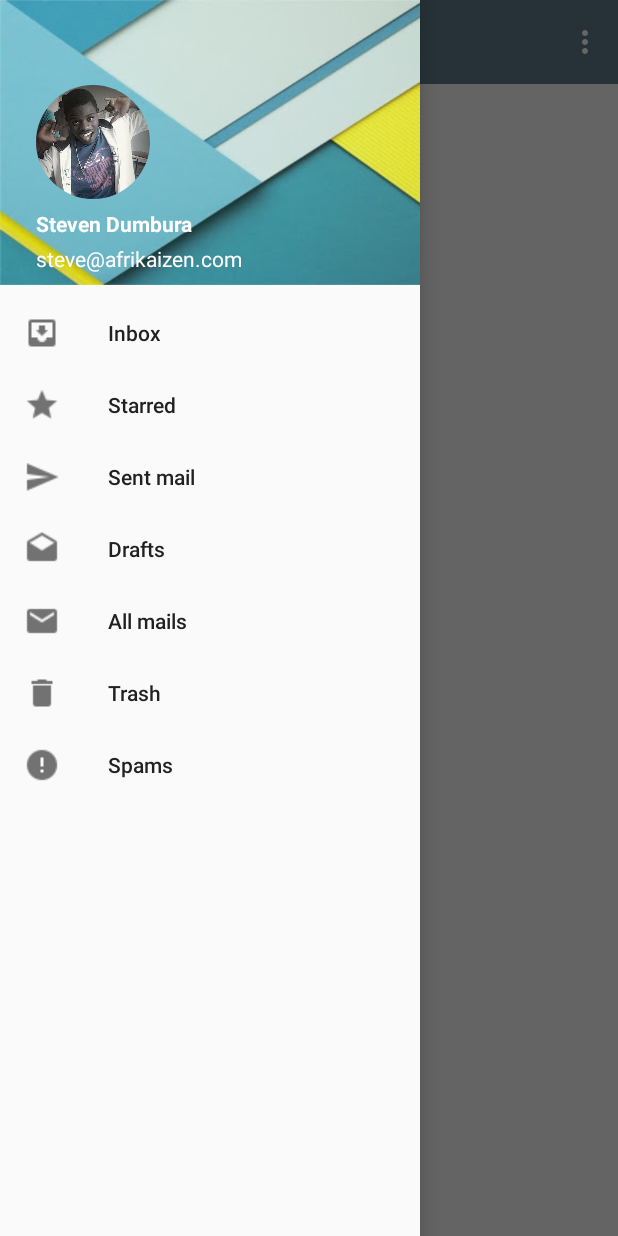
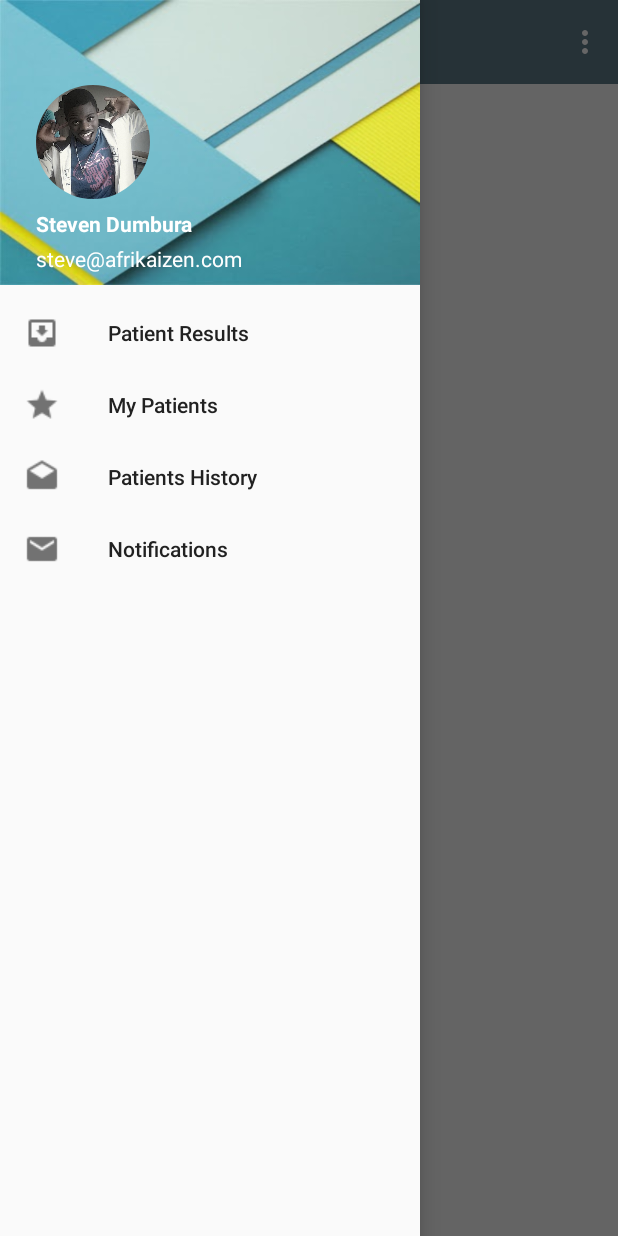
Before and after one commit to theTechRebel/KaizenMed-Android-App, an Android app: the MainActivity screen opened directly, with no data from a screen before it, with the side drawer open, on a phone screen of 412 x 824 dp. Run offline under Robolectric (Android 15) with nearby library versions, the phone set to English and light mode, and no system bars; our stand-ins replace CircleImageView; 2 statements that could not run were skipped.

Commit message:
added Preferences usage for automatic login added Doc name and ward to header added side drawer structure

```diff
--- a/app/src/main/java/com/afrikaizen/kaizenmed/activities/MainActivity.java
+++ b/app/src/main/java/com/afrikaizen/kaizenmed/activities/MainActivity.java
@@ -9,17 +9,21 @@ import android.support.v7.widget.Toolbar;
 import android.view.Menu;
 import android.view.MenuItem;
 import android.view.View;
+import android.widget.TextView;
 import android.widget.Toast;
 
 import com.afrikaizen.kaizenmed.R;
 import com.afrikaizen.kaizenmed.controllers.MainFragment;
+import com.afrikaizen.kaizenmed.singleton.AppPreferences;
 
 /**
  * Created by Steve on 07/08/2015.
  */
-public class MainActivity extends AppCompatActivity {
+public class MainActivity extends AppCompatActivity implements
+    NavigationView.OnNavigationItemSelectedListener{
 
     //Defining Variables
+    TextView doctorsName, ward;
     private Toolbar toolbar;
     private NavigationView navigationView;
     private DrawerLayout drawerLayout;
@@ -37,63 +41,12 @@ public class MainActivity extends AppCompatActivity {
         navigationView = (NavigationView) findViewById(R.id.navigation_view);
 
         //Setting Navigation View Item Selected Listener to handle the item click of the navigation menu
-        navigationView.setNavigationItemSelectedListener(new NavigationView.OnNavigationItemSelectedListener() {
+        navigationView.setNavigationItemSelectedListener(this);
 
-            // This method will trigger on item Click of navigation menu
-            @Override
-            public boolean onNavigationItemSelected(MenuItem menuItem) {
+        // Initializing Drawer Layout
+        drawerLayout = (DrawerLayout) findViewById(R.id.drawer);
 
-
-                //Checking if the item is in checked state or not, if not make it in checked state
-                if(menuItem.isChecked()) menuItem.setChecked(false);
-                else menuItem.setChecked(true);
-
-                //Closing drawer on item click
-                drawerLayout.closeDrawers();
-
-                //Check to see which item was being clicked and perform appropriate action
-                switch (menuItem.getItemId()){
-
-
-                    //Replacing the main content with ContentFragment Which is our Inbox View;
-                    case R.id.inbox:
-                        Toast.makeText(getApplicationContext(), "Inbox Selected", Toast.LENGTH_SHORT).show();
-                        MainFragment fragment = new MainFragment();
-                        android.support.v4.app.FragmentTransaction fragmentTransaction = getSupportFragmentManager().beginTransaction();
-                        fragmentTransaction.replace(R.id.frame,fragment);
-                        fragmentTransaction.commit();
-                        return true;
-
-                    // For rest of the options we just show a toast on click
-
-                    case R.id.starred:
-                        Toast.makeText(getApplicationContext(),"Stared Selected",Toast.LENGTH_SHORT).show();
-                        return true;
-                    case R.id.sent_mail:
-                        Toast.makeText(getApplicationContext(),"Send Selected",Toast.LENGTH_SHORT).show();
-                        return true;
-                    case R.id.drafts:
-                        Toast.makeText(getApplicationContext(),"Drafts Selected",Toast.LENGTH_SHORT).show();
-                        return true;
-                    case R.id.allmail:
-                        Toast.makeText(getApplicationContext(),"All Mail Selected",Toast.LENGTH_SHORT).show();
-                        return true;
-                    case R.id.trash:
-                        Toast.makeText(getApplicationContext(),"Trash Selected",Toast.LENGTH_SHORT).show();
-                        return true;
-                    case R.id.spam:
-                        Toast.makeText(getApplicationContext(),"Spam Selected",Toast.LENGTH_SHORT).show();
-                        return true;
-                    default:
-                        Toast.makeText(getApplicationContext(),"Somethings Wrong",Toast.LENGTH_SHORT).show();
-                        return true;
-
-                }
-            }
-        });
-
-        // Initializing Drawer Layout and ActionBarToggle
-        drawerLayout = (DrawerLayout) findViewById(R.id.drawer);
+        //initialise the ActionBarDrawerToggle
         ActionBarDrawerToggle actionBarDrawerToggle = new ActionBarDrawerToggle(this,drawerLayout,toolbar,R.string.openDrawer, R.string.closeDrawer){
 
             @Override
@@ -116,11 +69,11 @@ public class MainActivity extends AppCompatActivity {
         //calling sync state is necessay or else your hamburger icon wont show up
         actionBarDrawerToggle.syncState();
 
+        doctorsName = (TextView)findViewById(R.id.username_header);
+        ward = (TextView)findViewById(R.id.ward);
 
-
-
-
-
+        doctorsName.setText(AppPreferences.getInstance(this).getDoctorsName());
+        ward.setText("Ward Number: "+AppPreferences.getInstance(this).getDoctorsID());
     }
 
     @Override
@@ -144,4 +97,46 @@ public class MainActivity extends AppCompatActivity {
 
         return super.onOptionsItemSelected(item);
     }
+
+
+    //Implementation of the Navigation View Item Selected Listener handling the item click of the navigation menu
+    @Override
+    public boolean onNavigationItemSelected(MenuItem menuItem) {
+
+            //Checking if the item is in checked state or not, if not make it in checked state
+            if(menuItem.isChecked()) menuItem.setChecked(false);
+            else menuItem.setChecked(true);
+
+            //Closing drawer on item click
+            drawerLayout.closeDrawers();
+
+            //Check to see which item was being clicked and perform appropriate action
+            switch (menuItem.getItemId()){
+
+
+                //Replacing the main content with ContentFragment Which is our Inbox View;
+                case R.id.inbox:
+                    Toast.makeText(getApplicationContext(), "Inbox Selected", Toast.LENGTH_SHORT).show();
+                    MainFragment fragment = new MainFragment();
+                    android.support.v4.app.FragmentTransaction fragmentTransaction = getSupportFragmentManager().beginTransaction();
+                    fragmentTransaction.replace(R.id.frame,fragment);
+                    fragmentTransaction.commit();
+                    return true;
+
+                // For rest of the options we just show a toast on click
+                case R.id.sent_mail:
+                    Toast.makeText(getApplicationContext(),"Send Selected",Toast.LENGTH_SHORT).show();
+                    return true;
+                case R.id.drafts:
+                    Toast.makeText(getApplicationContext(),"Drafts Selected",Toast.LENGTH_SHORT).show();
+                    return true;
+                case R.id.allmail:
+                    Toast.makeText(getApplicationContext(),"All Mail Selected",Toast.LENGTH_SHORT).show();
+                    return true;
+                default:
+                    Toast.makeText(getApplicationContext(),"Somethings Wrong",Toast.LENGTH_SHORT).show();
+                    return true;
+
+            }
+        }
 }
--- a/app/src/main/res/layout/header.xml
+++ b/app/src/main/res/layout/header.xml
@@ -28,8 +28,8 @@
         android:textStyle="bold"
         android:gravity="left"
         android:paddingBottom="4dp"
-        android:id="@+id/username"
-        android:layout_above="@+id/email"
+        android:id="@+id/username_header"
+        android:layout_above="@+id/ward"
         android:layout_alignLeft="@+id/profile_image"
         android:layout_alignStart="@+id/profile_image" />
 
@@ -37,13 +37,13 @@
         android:layout_width="wrap_content"
         android:layout_height="wrap_content"
         android:text="steve@afrikaizen.com"
-        android:id="@+id/email"
+        android:id="@+id/ward"
         android:gravity="left"
         android:layout_marginBottom="8dp"
         android:textSize="14sp"
         android:textColor="#fff"
         android:layout_alignParentBottom="true"
-        android:layout_alignLeft="@+id/username"
-        android:layout_alignStart="@+id/username" />
+        android:layout_alignLeft="@+id/username_header"
+        android:layout_alignStart="@+id/username_header" />
 
 </RelativeLayout>
--- a/app/src/main/res/menu/drawer.xml
+++ b/app/src/main/res/menu/drawer.xml
@@ -10,15 +10,9 @@
             android:title="@string/inbox_string" />
 
         <item
-            android:id="@+id/starred"
+            android:id="@+id/sent_mail"
             android:checked="false"
             android:icon="@drawable/ic_star_black"
-            android:title="@string/starred_string" />
-
-        <item
-            android:id="@+id/sent_mail"
-            android:checked="false"
-            android:icon="@drawable/ic_send_black"
             android:title="@string/sent_mail_string" />
 
         <item
@@ -33,16 +27,6 @@
             android:checked="false"
             android:icon="@drawable/ic_email_black"
             android:title="@string/all_mail_string" />
-        <item
-            android:id="@+id/trash"
-            android:checked="false"
-            android:icon="@drawable/ic_delete_black"
-            android:title="@string/trash_string" />
-        <item
-            android:id="@+id/spam"
-            android:checked="false"
-            android:icon="@drawable/ic_error_black"
-            android:title="@string/spam_string" />
 
     </group>
 </menu>
--- a/app/src/main/res/values/strings.xml
+++ b/app/src/main/res/values/strings.xml
@@ -1,17 +1,11 @@
 <resources>
     <string name="app_name">KaizenMed</string>
     <string name="action_settings">Settings</string>
-    <string name="navigation_item_1">Home</string>
-    <string name="navigation_item_2">Events</string>
-    <string name="starred_string">Starred</string>
-    <string name="inbox_string">Inbox</string>
-    <string name="sent_mail_string">Sent mail</string>
-    <string name="draft_string">Drafts</string>
-    <string name="subheader">Subheader</string>
-    <string name="trash_string">Trash</string>
-    <string name="all_mail_string">All mails</string>
-    <string name="spam_string">Spams</string>
-    <string name="closeDrawer">Navigation View</string>
-    <string name="openDrawer">Navigation View Closed</string>
+    <string name="inbox_string">Patient Results</string>
+    <string name="sent_mail_string">My Patients</string>
+    <string name="draft_string">Patients History</string>
+    <string name="all_mail_string">Notifications</string>
     <string name="title_activity_auth">KaizenMed Login</string>
+    <string name="openDrawer">Drawer Open</string>
+    <string name="closeDrawer">Drawer Close</string>
 </resources>
```
Also changed, not shown: app/src/main/java/com/afrikaizen/kaizenmed/activities/AuthActivity.java (+7 -2 lines), 1 other file.
